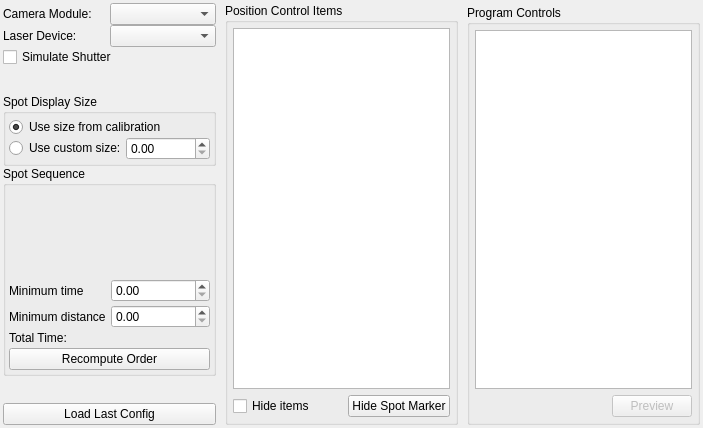
Old version of the form acq4/devices/Scanner/TaskTemplate.ui in the repository acq4/acq4.
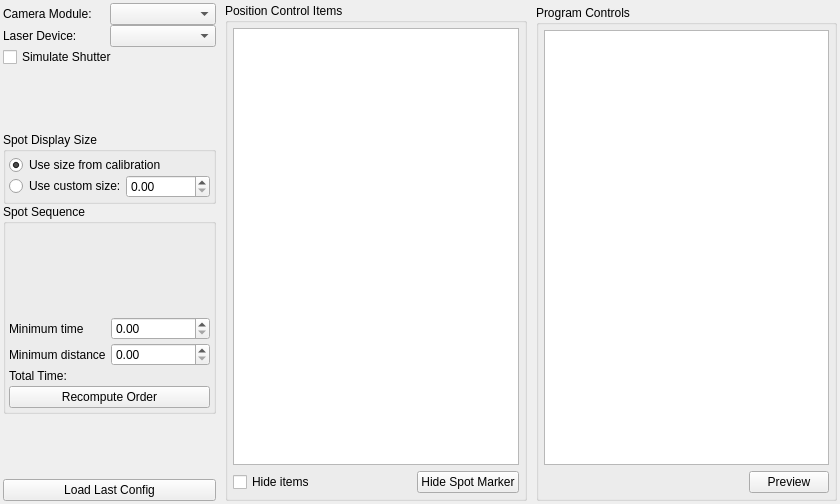
New version of the form. Custom widgets are drawn as their Qt base class.

What changed in the file:
```diff
--- a/acq4/devices/Scanner/TaskTemplate.ui
+++ b/acq4/devices/Scanner/TaskTemplate.ui
@@ -6,8 +6,8 @@
    <rect>
     <x>0</x>
     <y>0</y>
-    <width>703</width>
-    <height>428</height>
+    <width>840</width>
+    <height>504</height>
    </rect>
   </property>
   <property name="sizePolicy">
@@ -362,9 +362,6 @@
         </item>
         <item row="0" column="1">
          <widget class="QPushButton" name="previewBtn">
-          <property name="enabled">
-           <bool>false</bool>
-          </property>
           <property name="text">
            <string>Preview</string>
           </property>
@@ -390,6 +387,11 @@
   </layout>
  </widget>
  <customwidgets>
+  <customwidget>
+   <class>SpinBox</class>
+   <extends>QDoubleSpinBox</extends>
+   <header>acq4.pyqtgraph</header>
+  </customwidget>
   <customwidget>
    <class>PlotWidget</class>
    <extends>QWidget</extends>
@@ -401,11 +403,6 @@
    <extends>QComboBox</extends>
    <header>acq4.util.InterfaceCombo</header>
   </customwidget>
-  <customwidget>
-   <class>SpinBox</class>
-   <extends>QDoubleSpinBox</extends>
-   <header>acq4.pyqtgraph</header>
-  </customwidget>
   <customwidget>
    <class>ParameterTree</class>
    <extends>QTreeWidget</extends>
```
Left out of the diff: 240 changed lines with no effect on the pictures.
